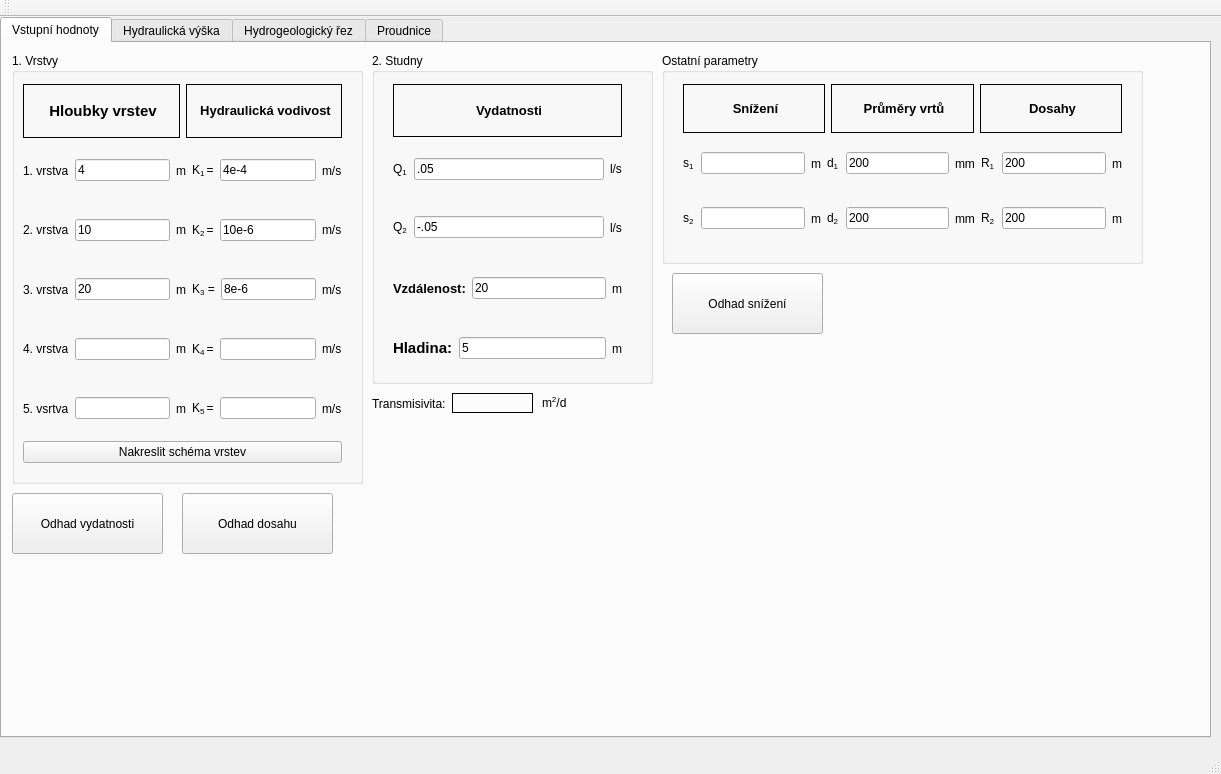
durhan/Program, file mainwindow.ui: the form before one commit.
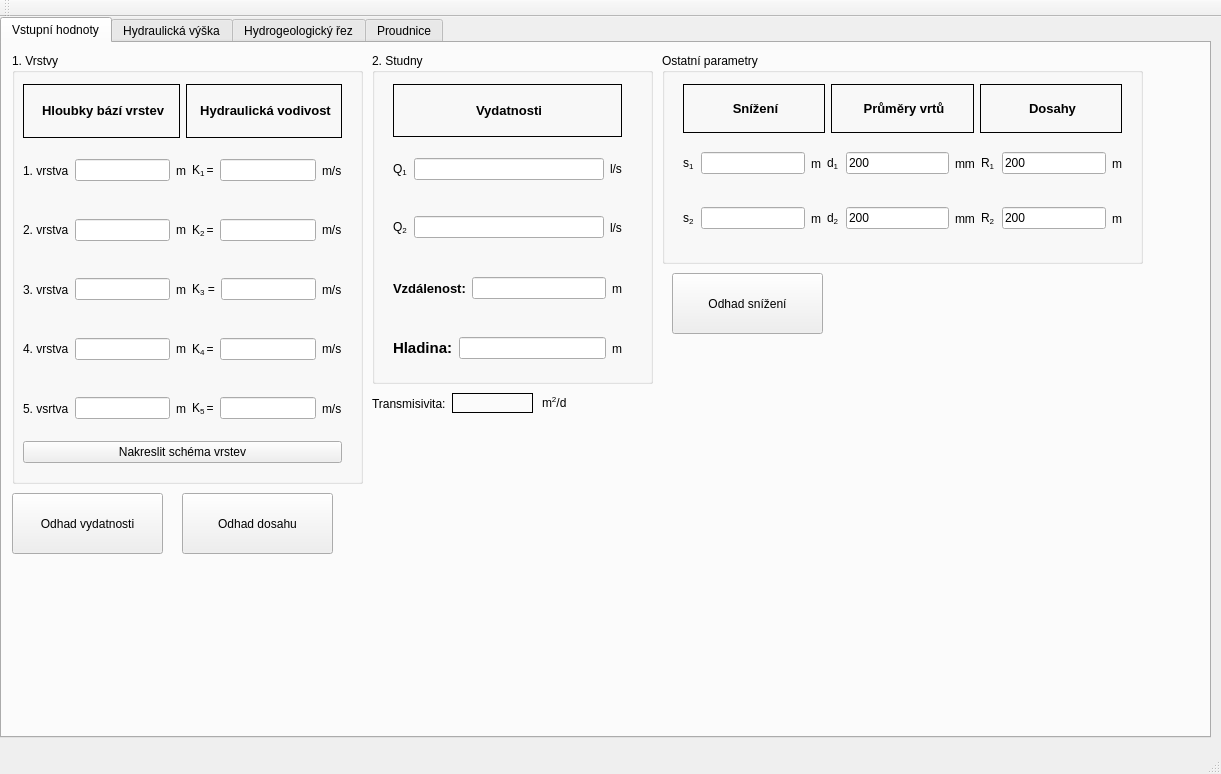
The form after the commit.

Commit message:
Snad finalni
Napraven histogram / tracer test

```diff
--- a/mainwindow.ui
+++ b/mainwindow.ui
@@ -60,7 +60,7 @@
              <enum>QFrame::Box</enum>
             </property>
             <property name="text">
-             <string>&lt;html&gt;&lt;head/&gt;&lt;body&gt;&lt;p align=&quot;center&quot;&gt;&lt;span style=&quot; font-size:11pt; font-weight:600;&quot;&gt;Hloubky vrstev&lt;/span&gt;&lt;/p&gt;&lt;/body&gt;&lt;/html&gt;</string>
+             <string>&lt;html&gt;&lt;head/&gt;&lt;body&gt;&lt;p align=&quot;center&quot;&gt;&lt;span style=&quot; font-size:10pt; font-weight:600;&quot;&gt;Hloubky bází vrstev&lt;/span&gt;&lt;/p&gt;&lt;/body&gt;&lt;/html&gt;</string>
             </property>
            </widget>
           </item>
@@ -91,7 +91,7 @@
              <string>Hloubka báze nejsvrchnější vrstvy.</string>
             </property>
             <property name="text">
-             <string>4</string>
+             <string/>
             </property>
            </widget>
           </item>
@@ -115,7 +115,7 @@
              <string/>
             </property>
             <property name="text">
-             <string>4e-4</string>
+             <string/>
             </property>
            </widget>
           </item>
@@ -146,7 +146,7 @@
              <string>Hloubka báze 2. vrstvy.</string>
             </property>
             <property name="text">
-             <string>10</string>
+             <string/>
             </property>
            </widget>
           </item>
@@ -170,7 +170,7 @@
              <bool>true</bool>
             </property>
             <property name="text">
-             <string>10e-6</string>
+             <string/>
             </property>
            </widget>
           </item>
@@ -201,7 +201,7 @@
              <string>Hloubka báze vrstvy.</string>
             </property>
             <property name="text">
-             <string>20</string>
+             <string/>
             </property>
            </widget>
           </item>
@@ -225,7 +225,7 @@
              <bool>true</bool>
             </property>
             <property name="text">
-             <string>8e-6</string>
+             <string/>
             </property>
            </widget>
           </item>
@@ -427,7 +427,7 @@
              <string>Záporná hodnota znamená čerpání.</string>
             </property>
             <property name="text">
-             <string>.05</string>
+             <string/>
             </property>
            </widget>
           </item>
@@ -455,7 +455,7 @@
              <string>Záporná hodnota znamená čerpání.</string>
             </property>
             <property name="text">
-             <string>-.05</string>
+             <string/>
             </property>
            </widget>
           </item>
@@ -493,7 +493,7 @@
            <string>Vzdálenost hydrogeologických vrtů.</string>
           </property>
           <property name="text">
-           <string>20</string>
+           <string/>
           </property>
          </widget>
         </item>
@@ -529,7 +529,7 @@
            <string>Hloubka hladiny podzemní vody pod terénem.</string>
           </property>
           <property name="text">
-           <string>5</string>
+           <string/>
           </property>
          </widget>
         </item>
```
Left out of the diff: 2 changed lines with no effect on the pictures. The commit also changes 1 other file.
